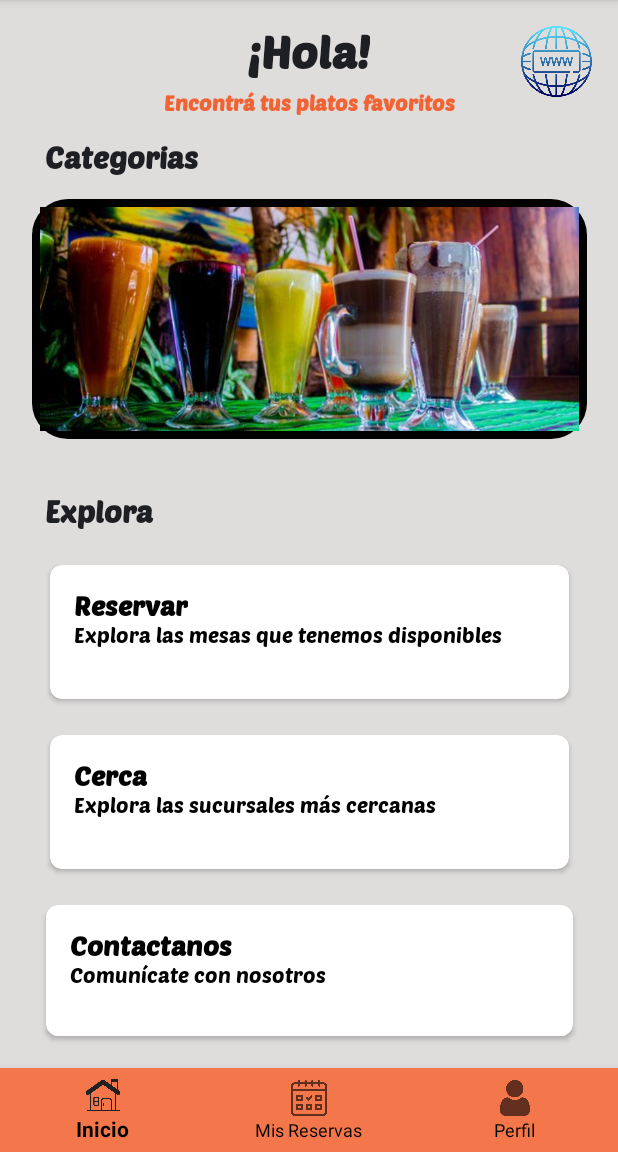
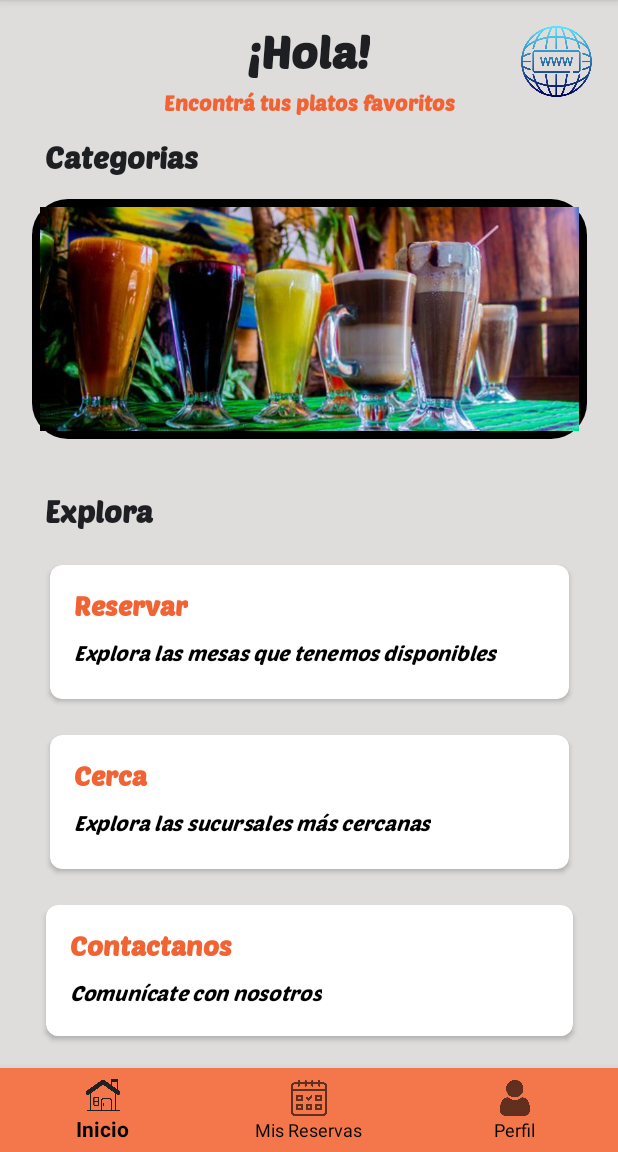
Before and after one commit to pp2024-restoapp/aplicacionmovil, an Android app: the InicioFragment screen opened directly, with no data from a screen before it, on a phone screen of 412 x 824 dp, the part 84-1236 px from its top. Run offline under Robolectric (Android 15) with nearby library versions, the phone set to English and light mode, and no system bars; our stand-ins replace navigation-ui; Roboto replaces fonts that are not available here.

Commit message:
se agregan strings y funcionalidad

```diff
--- a/app/src/main/java/com/example/restoapp/InicioFragment.java
+++ b/app/src/main/java/com/example/restoapp/InicioFragment.java
@@ -19,6 +19,7 @@ import android.widget.ImageView;
 import android.widget.LinearLayout;
 import android.widget.Toast;
 import android.widget.ViewFlipper;
+import androidx.cardview.widget.CardView;
 
 public class InicioFragment extends Fragment {
 
@@ -41,90 +42,67 @@ public class InicioFragment extends Fragment {
 
         v_flipper = view.findViewById(R.id.v_flipper);
 
-
         for (int image : images) {
             flipperImages(image);
         }
 
-
         v_flipper.setOnClickListener(new View.OnClickListener() {
-
-
             @Override
             public void onClick(View v) {
-
                 Intent intent = new Intent(getActivity(), CategorizeActivity.class);
                 startActivity(intent);
             }
         });
 
-        ImageButton imageButton3 = view.findViewById(R.id.imageButton3);
-        imageButton3.setOnClickListener(new View.OnClickListener() {
+        // CardView for "Cerca" section
+        CardView cardViewCerca = view.findViewById(R.id.cardViewCerca);
+        cardViewCerca.setOnClickListener(new View.OnClickListener() {
             @Override
             public void onClick(View v) {
-
                 Intent intent = new Intent(getActivity(), BranchActivity.class);
-
                 startActivity(intent);
             }
         });
 
-        ImageButton imageButton4 = view.findViewById(R.id.imageButton4);
-        imageButton4.setOnClickListener(new View.OnClickListener() {
+        // CardView for "Contactanos" section
+        CardView cardViewContactanos = view.findViewById(R.id.cardViewContactanos);
+        cardViewContactanos.setOnClickListener(new View.OnClickListener() {
             @Override
             public void onClick(View v) {
-
                 Intent intent = new Intent(getActivity(), activity_redes.class);
-
                 startActivity(intent);
             }
         });
 
-
-
-        // inicio { visitar restoApp web }
-
-        // Encuentra el botón por su ID
+        // Button to open URL
         Button btnAbrirUrl = view.findViewById(R.id.btnAbrirUrl);
-
-        // Configuramos el evento OnClickListener
         btnAbrirUrl.setOnClickListener(new View.OnClickListener() {
             @Override
             public void onClick(View v) {
-                // URL que deseamos abrir
                 String url = "https://github.com/pp2024-restoapp";
-
-                // Crea un Intent con la URL
                 Intent intent = new Intent(Intent.ACTION_VIEW, Uri.parse(url));
-
-                // Inicia la actividad del navegador
                 startActivity(intent);
             }
         });
 
-        // fin { visitar restoApp web }
-
-
-        // Obtener el NavController
+        // Get NavController
         NavHostFragment navHostFragment = (NavHostFragment) getActivity().getSupportFragmentManager().findFragmentById(R.id.nav_host_fragment);
         NavController navController = navHostFragment.getNavController();
 
-        // Configurar el OnClickListener para la imagen de reservar
-        ImageButton imageButton = view.findViewById(R.id.imageButton);
-        imageButton.setOnClickListener(new View.OnClickListener() {
+        // CardView for "Reservar" section
+        CardView cardViewReservar = view.findViewById(R.id.cardViewReservar);
+        cardViewReservar.setOnClickListener(new View.OnClickListener() {
             @Override
             public void onClick(View v) {
-                // Navegar al fragmento de reservas
+                // Navigate to the reservations fragment
                 navController.navigate(R.id.page_reservas);
             }
         });
-
 
         return view;
     }
 
     public void flipperImages(int image) {
-
         LinearLayout linearLayout = new LinearLayout(getContext());
         LinearLayout.LayoutParams linearLayoutParams = new LinearLayout.LayoutParams(
                 ViewGroup.LayoutParams.MATCH_PARENT,
@@ -142,10 +120,7 @@ public class InicioFragment extends Fragment {
         );
         imageView.setLayoutParams(imageViewParams);
 
-
         linearLayout.addView(imageView);
-
-
         v_flipper.addView(linearLayout);
         v_flipper.setAutoStart(true);
         v_flipper.setFlipInterval(3000);
@@ -159,11 +134,9 @@ public class InicioFragment extends Fragment {
     public boolean onTouch(View v, MotionEvent event) {
         switch (event.getAction()) {
             case MotionEvent.ACTION_DOWN:
-
                 Toast.makeText(getActivity(), "Haga clic en su plato favorito!", Toast.LENGTH_SHORT).show();
                 break;
             case MotionEvent.ACTION_UP:
-
                 break;
         }
         return false;
--- a/app/src/main/res/layout/fragment_inicio.xml
+++ b/app/src/main/res/layout/fragment_inicio.xml
@@ -118,8 +118,8 @@
                     android:layout_width="wrap_content"
                     android:layout_height="wrap_content"
                     android:fontFamily="@font/poetsenone_regular"
-                    android:text="Reservar"
-                    android:textColor="@color/black"
+                    android:text="@string/reservar"
+                    android:textColor="@color/principal_naranja"
                     android:textSize="18sp"
                     android:textStyle="bold" />
 
@@ -128,9 +128,11 @@
                     android:layout_width="wrap_content"
                     android:layout_height="wrap_content"
                     android:fontFamily="@font/poetsenone_regular"
-                    android:text="Explora las mesas que tenemos disponibles"
+                    android:text="@string/explora_mesas"
+                    android:textSize="14sp"
                     android:textColor="@color/black"
-                    android:textSize="14sp" />
+                    android:layout_marginTop="12dp"
+                    android:textStyle="italic"/>
             </LinearLayout>
         </androidx.cardview.widget.CardView>
 
@@ -159,8 +161,8 @@
                     android:layout_width="wrap_content"
                     android:layout_height="wrap_content"
                     android:fontFamily="@font/poetsenone_regular"
-                    android:text="Cerca"
-                    android:textColor="@color/black"
+                    android:text="@string/cerca"
+                    android:textColor="@color/principal_naranja"
                     android:textSize="18sp"
                     android:textStyle="bold" />
 
@@ -169,9 +171,11 @@
                     android:layout_width="wrap_content"
                     android:layout_height="wrap_content"
                     android:fontFamily="@font/poetsenone_regular"
-                    android:text="Explora las sucursales más cercanas"
+                    android:text="@string/sucursales_cerca"
                     android:textColor="@color/black"
-                    android:textSize="14sp" />
+                    android:textSize="14sp"
+                    android:layout_marginTop="12dp"
+                    android:textStyle="italic"/>
             </LinearLayout>
         </androidx.cardview.widget.CardView>
 
@@ -202,8 +206,8 @@
                     android:layout_width="wrap_content"
                     android:layout_height="wrap_content"
                     android:fontFamily="@font/poetsenone_regular"
-                    android:text="Contactanos"
-                    android:textColor="@color/black"
+                    android:text="@string/contactanos"
+                    android:textColor="@color/principal_naranja"
                     android:textSize="18sp"
                     android:textStyle="bold" />
 
@@ -212,9 +216,11 @@
                     android:layout_width="wrap_content"
                     android:layout_height="wrap_content"
                     android:fontFamily="@font/poetsenone_regular"
-                    android:text="Comunícate con nosotros"
+                    android:text="@string/comunicate"
                     android:textColor="@color/black"
-                    android:textSize="14sp" />
+                    android:textSize="14sp"
+                    android:layout_marginTop="12dp"
+                    android:textStyle="italic"/>
             </LinearLayout>
         </androidx.cardview.widget.CardView>
 
--- a/app/src/main/res/values/strings.xml
+++ b/app/src/main/res/values/strings.xml
@@ -101,5 +101,11 @@
     <string name="elimina_reserva">Eliminar tu reserva</string>
     <string name="id">Id:</string>
     <string name="tipo">Tipo:</string>
+    <string name="reservar">Reservar</string>
+    <string name="explora_mesas">Explora las mesas que tenemos disponibles</string>
+    <string name="cerca">Cerca</string>
+    <string name="sucursales_cerca">Explora las sucursales más cercanas</string>
+    <string name="contactanos">Contactanos</string>
+    <string name="comunicate">Comunícate con nosotros</string>
 
 </resources>
```
